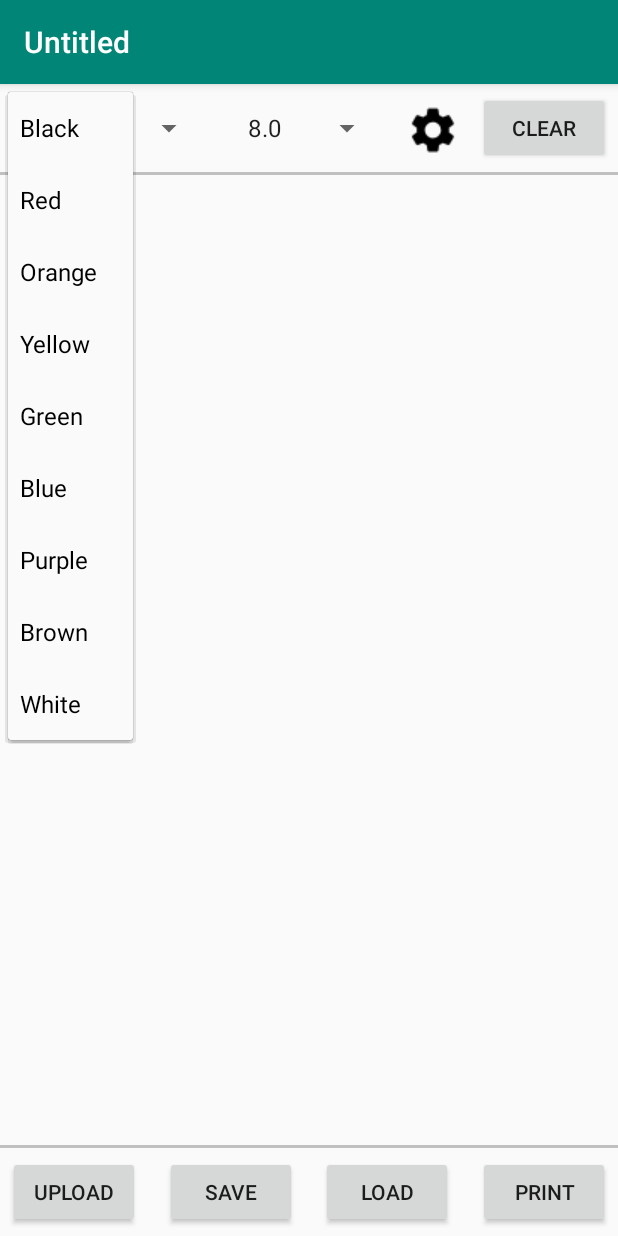
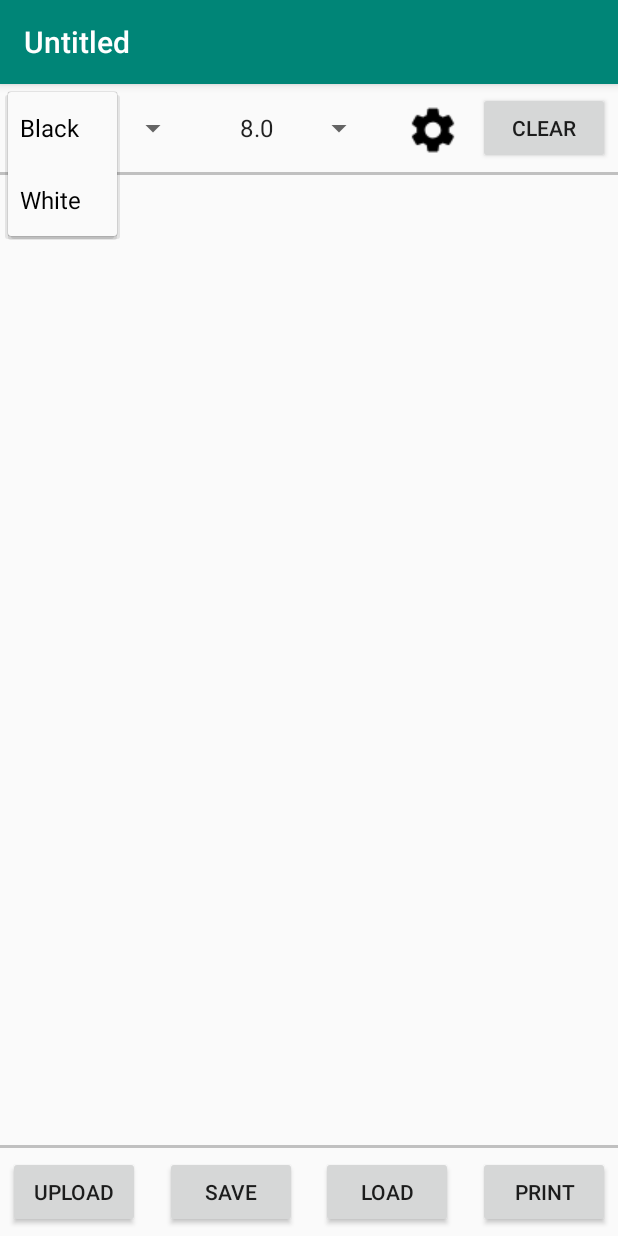
Before and after one commit to Abhiek187/floor-printing-robot, an Android app: the MainActivity screen opened directly, with no data from a screen before it, after a tap on "Black", on a phone screen of 412 x 824 dp. Run offline under Robolectric (Android 15) with nearby library versions, the phone set to English and light mode, and no system bars.

Commit message:
Reduced Color Options

```diff
--- a/LinuxTest/app/src/main/java/com/example/linuxtest/activities/MainActivity.kt
+++ b/LinuxTest/app/src/main/java/com/example/linuxtest/activities/MainActivity.kt
@@ -27,17 +27,17 @@ class MainActivity : AppCompatActivity() {
     private val widths = arrayListOf(8f,10f,12f,14f,16f,18f,20f)
     private val colors = arrayListOf(
         Color.BLACK,
-        Color.RED,
+        /*Color.RED,
         Color.rgb(255,165,0), // orange
         Color.YELLOW,
         Color.GREEN,
         Color.BLUE,
         Color.rgb(128,0,128), // purple
-        Color.rgb(165,42,42), // brown
+        Color.rgb(165,42,42), // brown*/
         Color.WHITE
     )
-    private val colNames = arrayListOf("Black","Red","Orange","Yellow","Green","Blue","Purple",
-        "Brown","White") // must be in the same order as above
+    private val colNames = arrayListOf("Black",/*"Red","Orange","Yellow","Green","Blue","Purple",
+        "Brown",*/"White") // must be in the same order as above
     var curWidth = 8f
     var curColor = Color.BLACK
     private lateinit var drawView: CustomDraw
--- a/LinuxTest/app/src/main/java/com/example/linuxtest/fragments/Page1.kt
+++ b/LinuxTest/app/src/main/java/com/example/linuxtest/fragments/Page1.kt
@@ -17,8 +17,8 @@ class Page1 : Fragment() {
     private lateinit var mContext: Context
 
     private val widths = arrayListOf(8f,10f,12f,14f,16f,18f,20f)
-    private val colNames = arrayListOf("Black","Red","Orange","Yellow","Green","Blue","Purple",
-        "Brown","White")
+    private val colNames = arrayListOf("Black",/*"Red","Orange","Yellow","Green","Blue","Purple",
+        "Brown",*/"White")
 
     private lateinit var spinColors: Spinner
     private lateinit var spinWidth: Spinner
```
